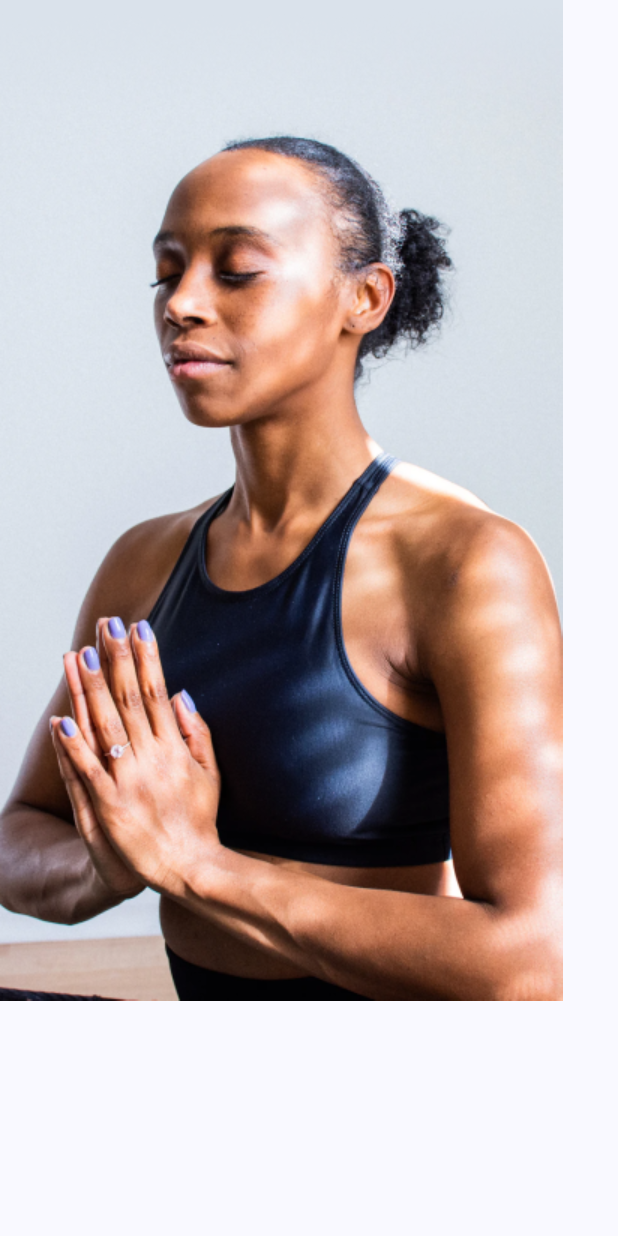
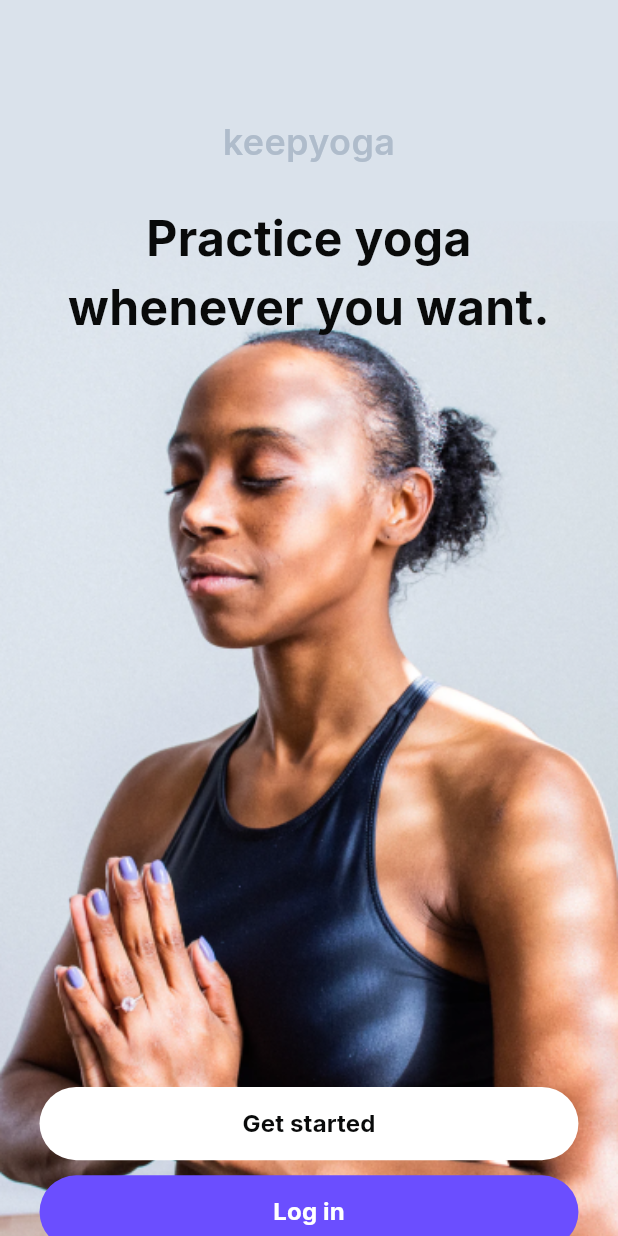
Before and after one commit to RuchithaVirashan/keepyoga, a Flutter app: the screen it shows after launch, on a phone screen of 412 x 824 dp. Run offline on Flutter 3.47's test engine with Material 3 defaults, Android fonts, the light colour scheme and no system bars; our stand-ins replace flutter_screenutil, google_fonts.

Commit message:
add launch screen

```diff
--- a/lib/components/common/button.dart
+++ b/lib/components/common/button.dart
@@ -3,23 +3,19 @@ import 'package:flutter_screenutil/flutter_screenutil.dart';
 
 class ButtonWidget extends StatelessWidget {
   final String buttonName;
-  final Color bcolor;
-  final Color fcolor;
-  final Color tcolor;
+  final Color buttonColor;
+  final Color textColor;
   final double radius;
   final double minHeight;
-  final Color borderColor;
   final void Function()? onPressed;
 
   const ButtonWidget({
     super.key,
     required this.buttonName,
-    required this.bcolor,
-    required this.tcolor,
+    required this.textColor,
     required this.radius,
-    required this.fcolor,
+    required this.buttonColor,
     required this.minHeight,
-    required this.borderColor,
     required this.onPressed,
   });
 
@@ -27,11 +23,9 @@ class ButtonWidget extends StatelessWidget {
   Widget build(BuildContext context) {
     return TextButton(
       style: ElevatedButton.styleFrom(
-        foregroundColor: fcolor,
-        backgroundColor: bcolor,
+        backgroundColor: buttonColor,
         shape: RoundedRectangleBorder(
           borderRadius: BorderRadius.all(Radius.circular(radius)),
-          side: BorderSide(color: borderColor),
         ),
         minimumSize: Size(double.infinity, minHeight),
         padding: EdgeInsets.all(8.r),
@@ -40,7 +34,7 @@ class ButtonWidget extends StatelessWidget {
       child: Text(
         buttonName,
         style: TextStyle(
-          color: tcolor,
+          color: textColor,
           fontWeight: FontWeight.bold,
           fontSize: 16,
         ),
--- a/lib/screens/launch_screen.dart
+++ b/lib/screens/launch_screen.dart
@@ -1,4 +1,8 @@
 import 'package:flutter/material.dart';
+import 'package:flutter_screenutil/flutter_screenutil.dart';
+
+import '../components/common/button.dart';
+import '../components/common/default_text.dart';
 
 class LaunchScreen extends StatefulWidget {
   const LaunchScreen({super.key});
@@ -12,10 +16,88 @@ class _LaunchScreenState extends State<LaunchScreen> {
   Widget build(BuildContext context) {
     return Scaffold(
       body: SingleChildScrollView(
-        child: Column(
-          children: [
-            Image.asset("assets/Image.png"),
-          ],
+        child: Container(
+          color: const Color(0xFFDAE2EB),
+          height: ScreenUtil().screenHeight,
+          child: Stack(
+            children: [
+              Padding(
+                padding: EdgeInsets.only(top: 145.h),
+                child: Image.asset(
+                  "assets/Image.png",
+                  fit: BoxFit.cover,
+                  width: ScreenUtil().screenWidth,
+                  height: ScreenUtil().screenHeight,
+                ),
+              ),
+              Column(
+                children: [
+                  Padding(
+                    padding: EdgeInsets.only(top: 76.h),
+                    child: const Center(
+                      child: DefaultText(
+                        colorR: Color(0xFFAFBCCB),
+                        content: 'keepyoga',
+                        fontSizeR: 24,
+                        fontWeightR: FontWeight.w600,
+                        textAlignR: TextAlign.center,
+                      ),
+                    ),
+                  ),
+                  Padding(
+                    padding: EdgeInsets.only(
+                      top: 24.h,
+                      left: 24.w,
+                      right: 24.w,
+                    ),
+                    child: const Center(
+                      child: DefaultText(
+                        colorR: Color(0xFF090A0A),
+                        content: 'Practice yoga whenever you want.',
+                        fontSizeR: 32,
+                        fontWeightR: FontWeight.w700,
+                        textAlignR: TextAlign.center,
+                      ),
+                    ),
+                  ),
+                  Padding(
+                    padding: EdgeInsets.only(
+                      top: 490.h,
+                      left: 24.w,
+                      right: 24.w,
+                    ),
+                    child: Center(
+                      child: ButtonWidget(
+                        onPressed: () {},
+                        minHeight: 48.h,
+                        buttonName: 'Get started',
+                        textColor: const Color(0xFF090A0A),
+                        buttonColor: const Color(0xFFFFFFFF),
+                        radius: 48.r,
+                      ),
+                    ),
+                  ),
+                  Padding(
+                    padding: EdgeInsets.only(
+                      top: 10.h,
+                      left: 24.w,
+                      right: 24.w,
+                    ),
+                    child: Center(
+                      child: ButtonWidget(
+                        onPressed: () {},
+                        minHeight: 48.h,
+                        buttonName: 'Log in',
+                        textColor: const Color(0xFFFFFFFF),
+                        buttonColor: const Color(0xFF6B4EFF),
+                        radius: 48.r,
+                      ),
+                    ),
+                  ),
+                ],
+              ),
+            ],
+          ),
         ),
       ),
     );
```
